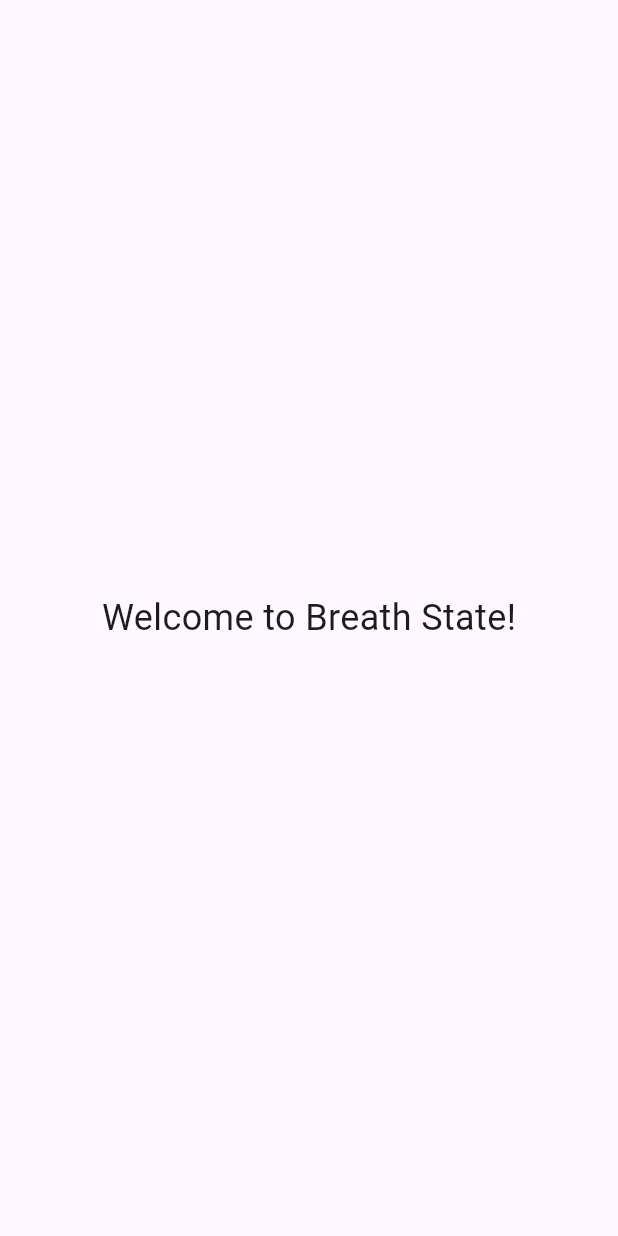
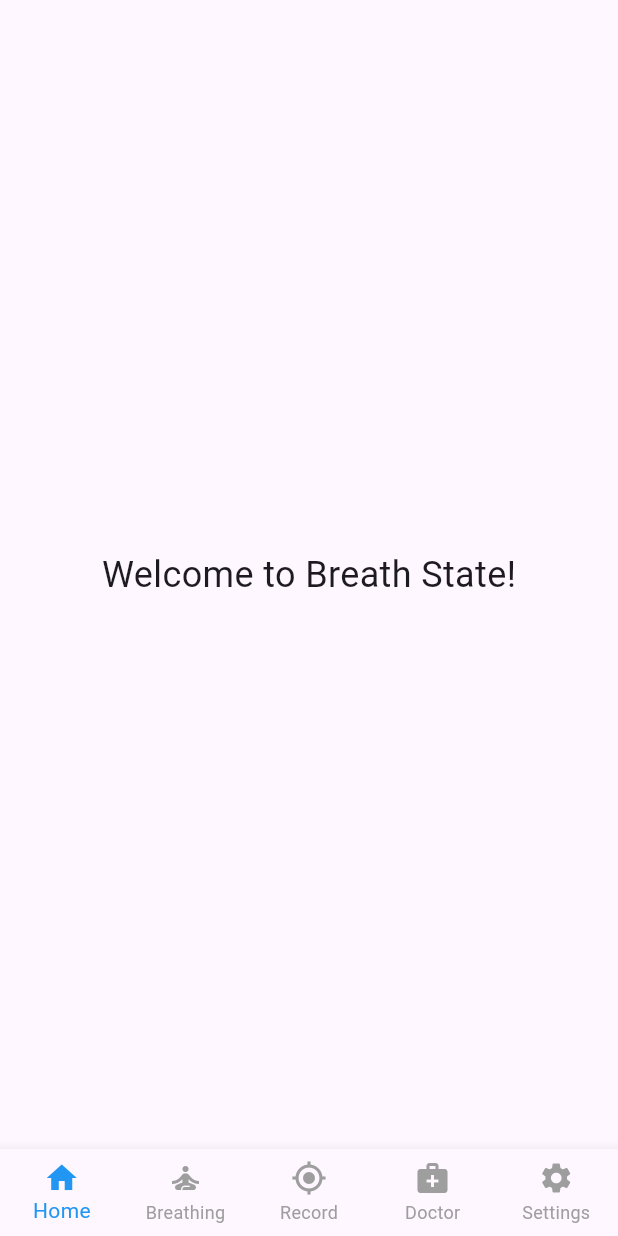
Before and after one commit to michaelLewis04/BreathState, a Flutter app: the screen it shows after launch, on a phone screen of 412 x 824 dp. Run offline on Flutter 3.47's test engine with Material 3 defaults, Android fonts, the light colour scheme and no system bars.

Commit message:
Added screens

```diff
--- a/breath_state/lib/main.dart
+++ b/breath_state/lib/main.dart
@@ -1,21 +1,72 @@
+import 'package:breath_state/screens/doctor_screen.dart';
+import 'package:breath_state/screens/record_screen.dart';
+import 'package:breath_state/screens/settings_screen.dart';
 import 'package:flutter/material.dart';
+// import 'widgets/bottom_nav_bar.dart';
+import 'screens/home_screen.dart';
+import 'screens/guided_breathing_screen.dart';
 
 void main() {
+  WidgetsFlutterBinding.ensureInitialized();
   runApp(const MyApp());
 }
 
-class MyApp extends StatelessWidget {
+class MyApp extends StatefulWidget {
   const MyApp({super.key});
 
   @override
+  State<MyApp> createState() => _MyAppState();
+}
+
+class _MyAppState extends State<MyApp> {
+  int _currentIndex = 0;
+
+  final List<Widget> _screens = const [
+    HomeScreen(),
+    GuidedBreathingScreen(),
+    RecordScreen(),
+    DoctorScreen(),
+    SettingsScreen(),
+  ];
+
+  void _onTabTapped(int index) {
+    setState(() {
+      _currentIndex = index;
+    });
+  }
+
+  @override
   Widget build(BuildContext context) {
-    return const MaterialApp(
+    return MaterialApp(
+      title: 'BreathState App',
+      debugShowCheckedModeBanner: false,
       home: Scaffold(
-        body: Center(
-          child: Text(
-            'Welcome to Breath State!',
-            style: TextStyle(fontSize: 24),
-          ),
+        body: _screens[_currentIndex],
+        bottomNavigationBar: BottomNavigationBar(
+          currentIndex: _currentIndex,
+          onTap: _onTabTapped,
+          type: BottomNavigationBarType.fixed,
+          selectedItemColor: Colors.blue,
+          unselectedItemColor: Colors.grey,
+          items: const [
+            BottomNavigationBarItem(icon: Icon(Icons.home), label: 'Home'),
+            BottomNavigationBarItem(
+              icon: Icon(Icons.self_improvement),
+              label: 'Breathing',
+            ),
+            BottomNavigationBarItem(
+              icon: Icon(Icons.my_location_outlined),
+              label: 'Record',
+            ),
+            BottomNavigationBarItem(
+              icon: Icon(Icons.medical_services),
+              label: 'Doctor',
+            ),
+            BottomNavigationBarItem(
+              icon: Icon(Icons.settings),
+              label: 'Settings',
+            ),
+          ],
         ),
       ),
     );
--- /dev/null
+++ b/breath_state/lib/screens/home_screen.dart
@@ -0,0 +1,18 @@
+import 'package:flutter/material.dart';
+
+
+class HomeScreen extends StatelessWidget {
+  const HomeScreen({super.key});
+
+  @override
+  Widget build(BuildContext context) {
+    return Scaffold(
+      body: Center(
+        child: const Text(
+          'Welcome to Breath State!',
+          style: TextStyle(fontSize: 24),
+        ),
+      ),
+    );
+  }
+}
--- /dev/null
+++ b/breath_state/lib/widgets/bottom_nav_bar.dart
@@ -0,0 +1,42 @@
+import 'package:flutter/material.dart';
+
+class BottomNavBar extends StatelessWidget {
+  final int currentIndex;
+  final Function(int) onTap;
+
+  const BottomNavBar({
+    super.key,
+    required this.currentIndex,
+    required this.onTap,
+  });
+
+  @override
+  Widget build(BuildContext context) {
+    return BottomNavigationBar(
+      currentIndex: currentIndex,
+      onTap: onTap,
+      items: const [
+        BottomNavigationBarItem(
+          icon: Icon(Icons.home),
+          label: 'Home',
+        ),
+        BottomNavigationBarItem(
+          icon: Icon(Icons.self_improvement),
+          label: 'Guided Breathing',
+        ),
+        BottomNavigationBarItem(
+          icon: Icon(Icons.mic),
+          label: 'Record',
+        ),
+        BottomNavigationBarItem(
+          icon: Icon(Icons.medical_services),
+          label: 'Doctor',
+        ),
+        BottomNavigationBarItem(
+          icon: Icon(Icons.settings),
+          label: 'Settings',
+        ),
+      ],
+    );
+  }
+}
```
Also changed, not shown: breath_state/lib/screens/doctor_screen.dart (added, +23 -0 lines), breath_state/lib/screens/guided_breathing_screen.dart (added, +23 -0 lines), breath_state/lib/screens/record_screen.dart (added, +19 -0 lines), breath_state/lib/screens/settings_screen.dart (added, +23 -0 lines).
